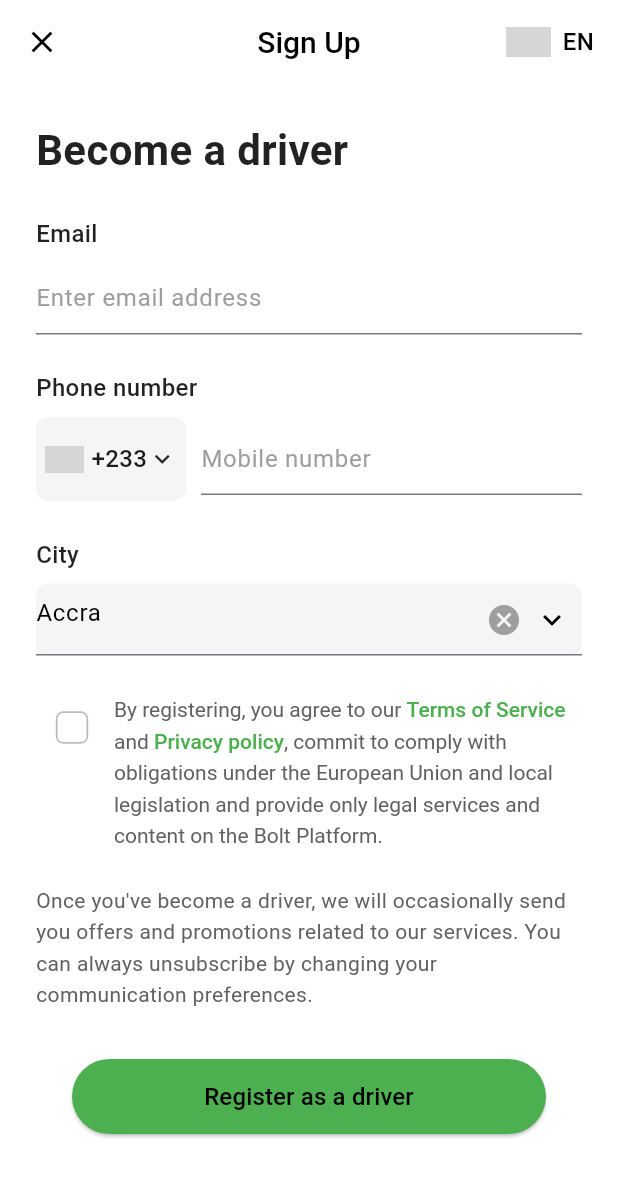
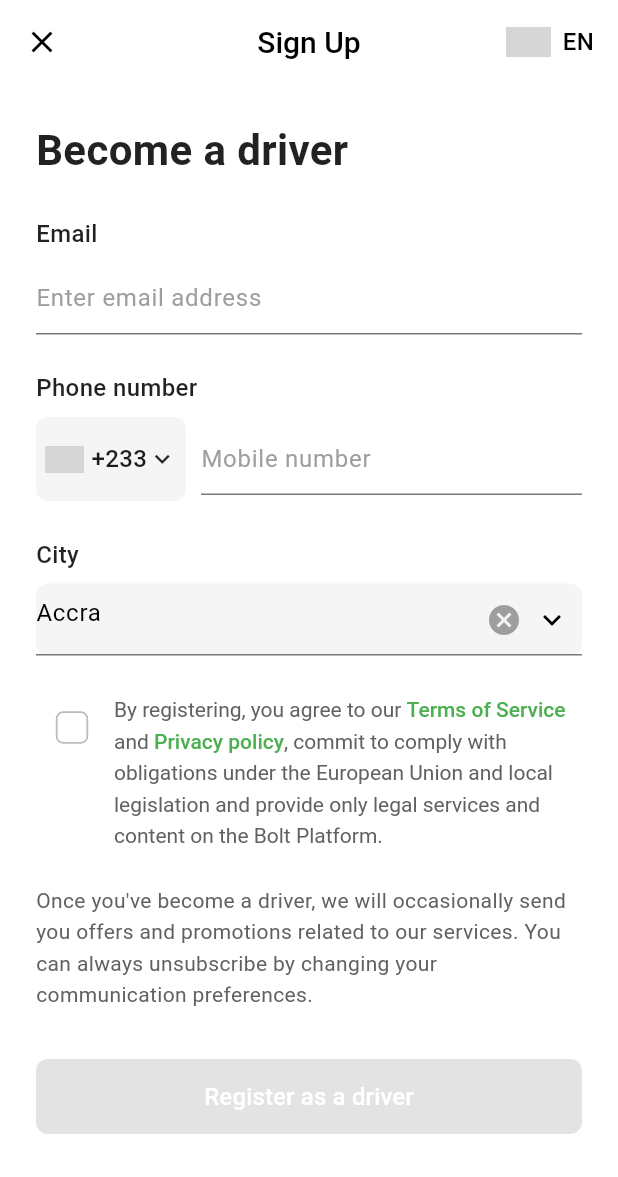
Before and after one commit to zahrawm/Drivers-app, a Flutter app: the screen it shows after launch, after a tap on "Sign up", on a phone screen of 412 x 824 dp. Shown: the top 1177 px of the screen. Run offline on Flutter 3.47's test engine with Material 3 defaults, Android fonts, the phone set to English and light mode, and no system bars; network calls fail; grey boxes are pictures that could not be loaded.

Commit message:
codes updated

```diff
--- a/drivers_app/lib/main.dart
+++ b/drivers_app/lib/main.dart
@@ -1,9 +1,20 @@
+import 'package:drivers_app/provider/email_provider.dart';
+import 'package:drivers_app/provider/sign_up_provider.dart';
 import 'package:drivers_app/screen/register_screen.dart';
 import 'package:drivers_app/screen/splash_screen.dart';
 import 'package:flutter/material.dart';
+import 'package:provider/provider.dart';
 
 void main() {
-  runApp(const MyApp());
+  runApp(
+    MultiProvider(
+      providers: [
+        ChangeNotifierProvider(create: (_) => EmailProvider()),
+        ChangeNotifierProvider(create: (_) => ValidationProvider()),
+      ],
+      child: const MyApp(),
+    ),
+  );
 }
 
 class MyApp extends StatelessWidget {
--- /dev/null
+++ b/drivers_app/lib/provider/sign_up_provider.dart
@@ -0,0 +1,76 @@
+import 'package:flutter/material.dart';
+
+class ValidationProvider extends ChangeNotifier {
+  final RegExp _emailRegExp = RegExp(
+    r'^[a-zA-Z0-9._%+-]+@[a-zA-Z0-9.-]+\.[a-zA-Z]{2,}$',
+  );
+
+  final RegExp _ghanaPhoneRegExp = RegExp(
+    r'^(0|\+233|233)?[23][0-9]{8}$',
+  );
+
+  String _email = '';
+  String _phone = '';
+  String _emailError = '';
+  String _phoneError = '';
+  bool _isFormValid = false;
+
+  String get email => _email;
+  String get phone => _phone;
+  String get emailError => _emailError;
+  String get phoneError => _phoneError;
+  bool get isEmailValid => _emailError.isEmpty && _email.isNotEmpty;
+  bool get isPhoneValid => _phoneError.isEmpty && _phone.isNotEmpty;
+  bool get isFormValid => _isFormValid;
+
+  void updateEmail(String value) {
+    _email = value.trim();
+    if (_email.isEmpty) {
+      _emailError = 'Email is required';
+    } else if (!_emailRegExp.hasMatch(_email)) {
+      _emailError = 'Please enter a valid email address';
+    } else {
+      _emailError = '';
+    }
+    _validateForm();
+    notifyListeners();
+  }
+
+
+  void updatePhone(String value) {
+    _phone = value.trim();
+    if (_phone.isEmpty) {
+      _phoneError = 'Phone number is required';
+    } else if (!_ghanaPhoneRegExp.hasMatch(_phone)) {
+      _phoneError = 'Please enter a valid Ghana phone number';
+    } else {
+      _phoneError = '';
+    }
+    _validateForm();
+    notifyListeners();
+  }
+
+
+  void _validateForm() {
+    _isFormValid = isEmailValid && isPhoneValid && _termsAccepted;
+  }
+
+  bool _termsAccepted = false;
+  bool get termsAccepted => _termsAccepted;
+
+  void updateTermsAccepted(bool value) {
+    _termsAccepted = value;
+    _validateForm();
+    notifyListeners();
+  }
+
+  void resetValidation() {
+    _email = '';
+    _phone = '';
+    _emailError = '';
+    _phoneError = '';
+    _termsAccepted = false;
+    _isFormValid = false;
+    notifyListeners();
+  }
+}
--- a/drivers_app/lib/screen/register_screen.dart
+++ b/drivers_app/lib/screen/register_screen.dart
@@ -1,5 +1,5 @@
 import 'package:drivers_app/screen/login_screen.dart';
-import 'package:drivers_app/screen/sign_up.dart';
+import 'package:drivers_app/screen/sign_up_screen.dart';
 import 'package:drivers_app/widgets/button.dart';
 import 'package:flutter/material.dart';
 
--- a/drivers_app/lib/screen/sign_up.dart
+++ b/drivers_app/lib/screen/sign_up_screen.dart
@@ -1,7 +1,8 @@
+import 'package:drivers_app/provider/sign_up_provider.dart';
 import 'package:drivers_app/screen/home_screen.dart';
-import 'package:drivers_app/widgets/button.dart';
+
 import 'package:flutter/material.dart';
-import 'package:flutter/services.dart';
+import 'package:provider/provider.dart';
 
 class SignupScreen extends StatefulWidget {
   const SignupScreen({super.key});
@@ -11,10 +12,20 @@ class SignupScreen extends StatefulWidget {
 }
 
 class _SignupScreenState extends State<SignupScreen> {
-  bool _termsAccepted = false;
+  final TextEditingController _emailController = TextEditingController();
+  final TextEditingController _phoneController = TextEditingController();
+
+  @override
+  void dispose() {
+    _emailController.dispose();
+    _phoneController.dispose();
+    super.dispose();
+  }
 
   @override
   Widget build(BuildContext context) {
+    final validationProvider = Provider.of<ValidationProvider>(context);
+
     return Scaffold(
       backgroundColor: Colors.white,
       appBar: AppBar(
@@ -89,12 +100,18 @@ class _SignupScreenState extends State<SignupScreen> {
               ),
             ),
             const SizedBox(height: 8),
-            const TextField(
+            TextField(
+              controller: _emailController,
               decoration: InputDecoration(
                 hintText: 'Enter email address',
-                hintStyle: TextStyle(color: Colors.grey),
+                hintStyle: const TextStyle(color: Colors.grey),
+                errorText:
+                    validationProvider.emailError.isEmpty
+                        ? null
+                        : validationProvider.emailError,
               ),
               keyboardType: TextInputType.emailAddress,
+              onChanged: (value) => validationProvider.updateEmail(value),
             ),
             const SizedBox(height: 24),
 
@@ -145,13 +162,19 @@ class _SignupScreenState extends State<SignupScreen> {
                   ),
                 ),
                 const SizedBox(width: 10),
-                const Expanded(
+                Expanded(
                   child: TextField(
+                    controller: _phoneController,
                     decoration: InputDecoration(
                       hintText: 'Mobile number',
-                      hintStyle: TextStyle(color: Colors.grey),
+                      hintStyle: const TextStyle(color: Colors.grey),
+                      errorText:
+                          validationProvider.phoneError.isEmpty
+                              ? null
+                              : validationProvider.phoneError,
                     ),
                     keyboardType: TextInputType.phone,
+                    onChanged: (value) => validationProvider.updatePhone(value),
                   ),
                 ),
               ],
@@ -197,11 +220,9 @@ class _SignupScreenState extends State<SignupScreen> {
                 Transform.scale(
                   scale: 1.2,
                   child: Checkbox(
-                    value: _termsAccepted,
+                    value: validationProvider.termsAccepted,
                     onChanged: (value) {
-                      setState(() {
-                        _termsAccepted = value ?? false;
-                      });
+                      validationProvider.updateTermsAccepted(value ?? false);
                     },
                     shape: RoundedRectangleBorder(
                       borderRadius: BorderRadius.circular(4),
@@ -256,15 +277,39 @@ class _SignupScreenState extends State<SignupScreen> {
               ),
             ),
             const SizedBox(height: 32),
-            Button(
-              text: 'Register as a driver',
-              color: Colors.green,
-              onPressed: () {
-                Navigator.push(
-                  context,
-                  MaterialPageRoute(builder: (context) => HomeScreen()),
-                );
-              },
+            SizedBox(
+              width: double.infinity,
+              height: 50,
+              child: ElevatedButton(
+                onPressed:
+                    validationProvider.isFormValid
+                        ? () {
+                          Navigator.push(
+                            context,
+                            MaterialPageRoute(
+                              builder: (context) => HomeScreen(),
+                            ),
+                          );
+                        }
+                        : null,
+                style: ElevatedButton.styleFrom(
+                  backgroundColor:
+                      validationProvider.isFormValid
+                          ? Colors.green
+                          : Colors.grey,
+                  shape: RoundedRectangleBorder(
+                    borderRadius: BorderRadius.circular(8),
+                  ),
+                ),
+                child: const Text(
+                  'Register as a driver',
+                  style: TextStyle(
+                    fontSize: 16,
+                    fontWeight: FontWeight.w500,
+                    color: Colors.white,
+                  ),
+                ),
+              ),
             ),
           ],
         ),
--- a/drivers_app/lib/screen/splash_screen.dart
+++ b/drivers_app/lib/screen/splash_screen.dart
@@ -34,7 +34,7 @@ class _SplashScreenState extends State<SplashScreen> {
             child: SizedBox(
               height: 240,
               width: 240,
-              child: Image.asset("assets/bo.jpg", fit: BoxFit.cover),
+              child: Image.asset("assets/rider.jpeg", fit: BoxFit.cover),
             ),
           ),
         ],
--- a/drivers_app/pubspec.yaml
+++ b/drivers_app/pubspec.yaml
@@ -34,6 +34,7 @@ dependencies:
   # The following adds the Cupertino Icons font to your application.
   # Use with the CupertinoIcons class for iOS style icons.
   cupertino_icons: ^1.0.8
+  provider: ^6.1.4
 
 dev_dependencies:
   flutter_test:
```
Also changed, not shown: drivers_app/lib/provider/email_provider.dart (added, +27 -0 lines), drivers_app/lib/screen/login_screen.dart (+25 -19 lines), drivers_app/assets/rider.jpeg (added), drivers_app/pubspec.lock.
